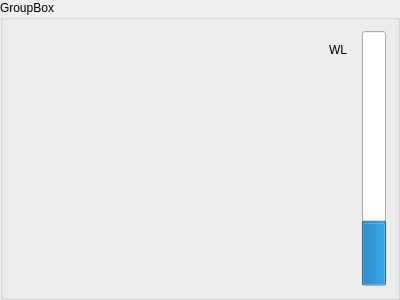
Before: the Qt Designer form watertowerwidget.ui in xlongfeng/home-security, drawn with Qt 5.
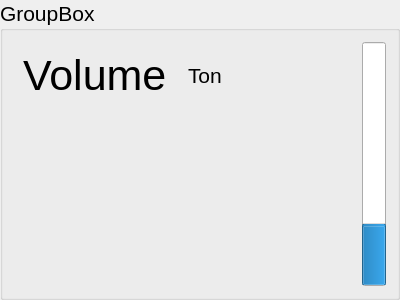
After: the same form once the commit is applied. Custom widgets are drawn as their Qt base class.

Commit message: Cale watertower volume

```diff
--- a/watertowerwidget.ui
+++ b/watertowerwidget.ui
@@ -10,6 +10,11 @@
     <height>300</height>
    </rect>
   </property>
+  <property name="font">
+   <font>
+    <pointsize>16</pointsize>
+   </font>
+  </property>
   <property name="windowTitle">
    <string>GroupBox</string>
   </property>
@@ -23,22 +28,21 @@
       <item>
        <layout class="QHBoxLayout" name="horizontalLayout_2">
         <item>
-         <spacer name="horizontalSpacer">
-          <property name="orientation">
-           <enum>Qt::Horizontal</enum>
+         <widget class="QLabel" name="volumeLabel">
+          <property name="font">
+           <font>
+            <pointsize>32</pointsize>
+           </font>
           </property>
-          <property name="sizeHint" stdset="0">
-           <size>
-            <width>40</width>
-            <height>20</height>
-           </size>
+          <property name="text">
+           <string>Volume</string>
           </property>
-         </spacer>
+         </widget>
         </item>
         <item>
          <widget class="QLabel" name="waterLevelLabel">
           <property name="text">
-           <string>WL</string>
+           <string>Ton</string>
           </property>
          </widget>
         </item>
```
Left out of the diff: 4 changed lines with no effect on the pictures. The commit also changes 6 other files.
